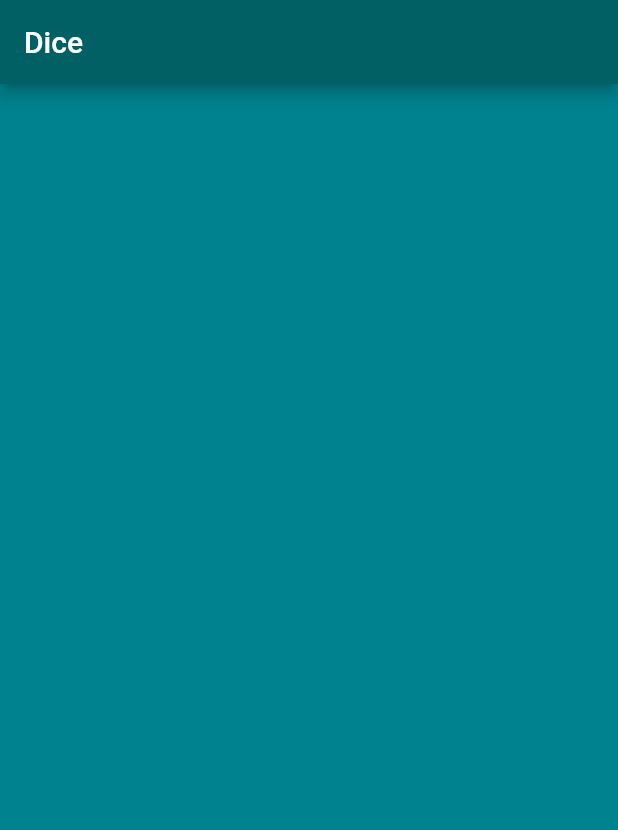
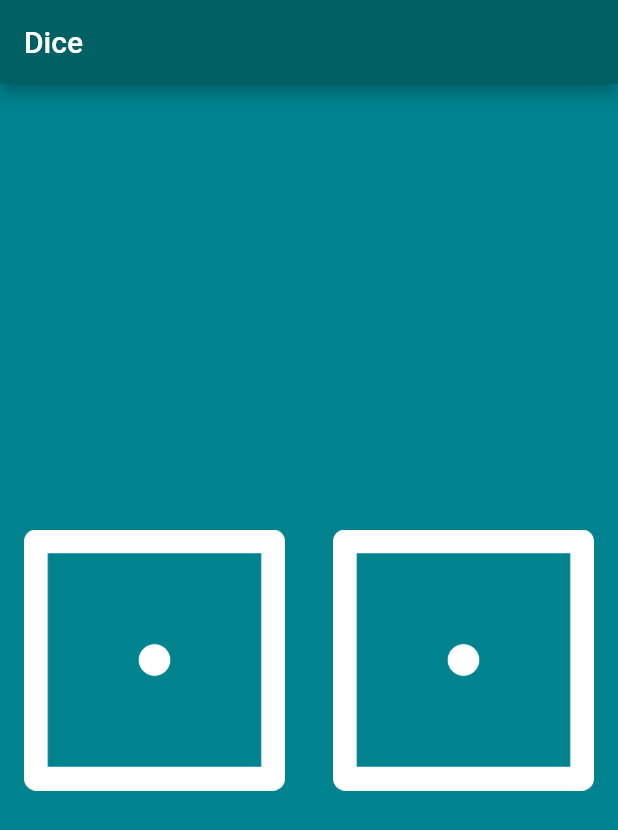
Before and after one commit to ParimSsme/flutter_dice, a Flutter app: the screen it shows after launch, on a phone screen of 412 x 824 dp. Shown: the top 830 px of the screen. Run offline on Flutter 3.47's test engine with Material 2 defaults, Android fonts, the phone set to English and light mode, and no system bars.

Commit message:
complete design of app

```diff
--- a/lib/main.dart
+++ b/lib/main.dart
@@ -6,18 +6,34 @@ void main() {
       home: Scaffold(
         backgroundColor: Colors.cyan.shade800,
         appBar: AppBar(
-          title: Text('Dice'),
+          title: const Text('Dice'),
           backgroundColor: Colors.cyan.shade900,
         ),
-        body: DicePage(),
+        body: const DicePage(),
       ),
     ),
   );
 }
 
 class DicePage extends StatelessWidget {
+
+  const DicePage({super.key});
+
   @override
   Widget build(BuildContext context) {
-    return Container();
+    return Center(
+      child: Row(
+        children: [
+          Expanded(child: Padding(
+            padding: const EdgeInsets.all(16.0),
+            child: Image.asset('images/dice1.png'),
+          ),),
+          Expanded(child: Padding(
+            padding: const EdgeInsets.all(16.0),
+            child: Image.asset('images/dice1.png'),
+          ),),
+        ],
+      ),
+    );
   }
 }
```
